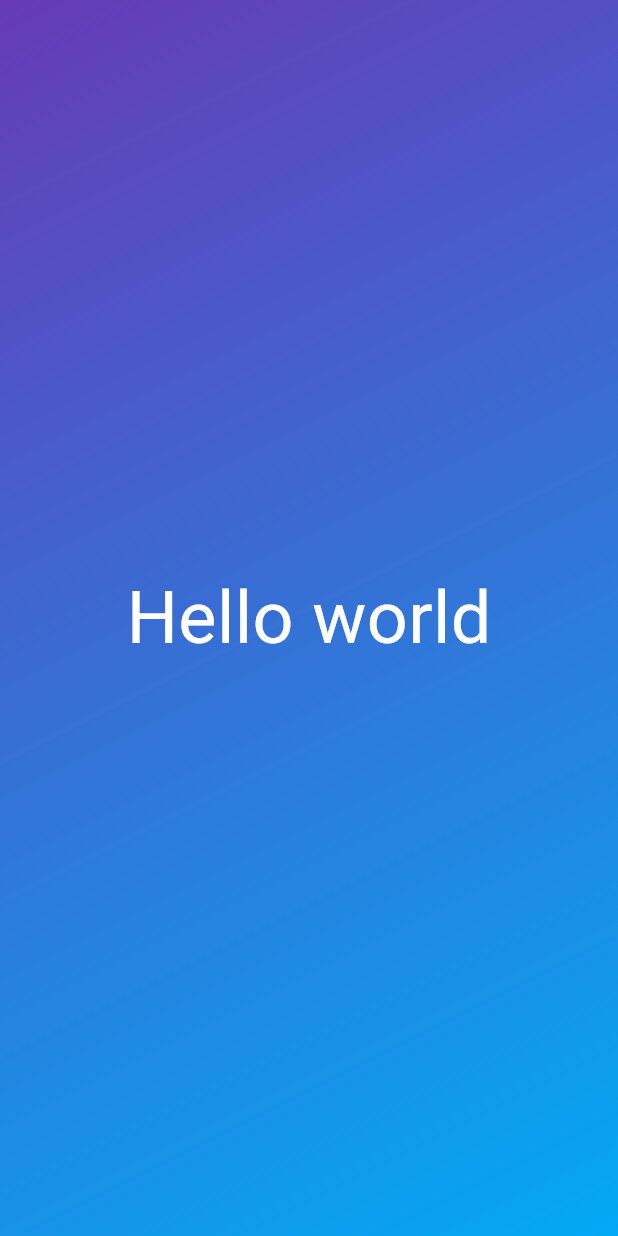
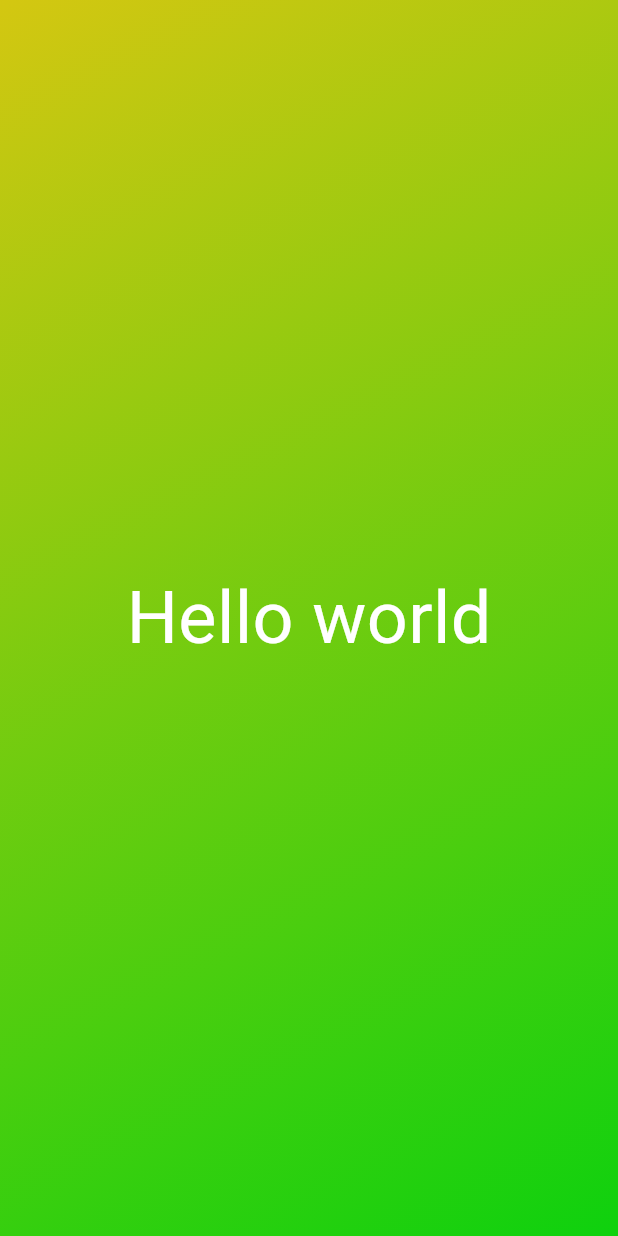
Before and after one commit to AhmedKiser/Dice-Roller-Application-Using-Flutter, a Flutter app: the screen it shows after launch, on a phone screen of 412 x 824 dp. Run offline on Flutter 3.47's test engine with Material 3 defaults, Android fonts, the phone set to English and light mode, and no system bars.

Commit message:
list added

```diff
--- a/first_app/lib/gradient_container.dart
+++ b/first_app/lib/gradient_container.dart
@@ -5,16 +5,18 @@ const startAlignment = Alignment.topLeft;
 const endAlignment = Alignment.bottomRight;
 class GradinetContainer extends StatelessWidget{
 
-  const GradinetContainer({super.key});
+  const GradinetContainer(this.colors, {super.key});
 
+  // final Color right, left;
+  final List<Color> colors;
 
   @override
   Widget build(context) {
 
     return Container(
-          decoration: const BoxDecoration(
+          decoration: BoxDecoration(
             gradient: LinearGradient(
-              colors: [Colors.deepPurple,Colors.lightBlue],
+              colors: colors,
               begin: startAlignment,
               end: endAlignment
             )
--- a/first_app/lib/main.dart
+++ b/first_app/lib/main.dart
@@ -5,7 +5,7 @@ void main() {
   runApp(
     const MaterialApp(
       home: Scaffold(
-        body: GradinetContainer(),
+        body: GradinetContainer([Color.fromARGB(255, 212, 199, 17),Color.fromARGB(255, 14, 209, 14)]),
       ),
     ),
   );
```
